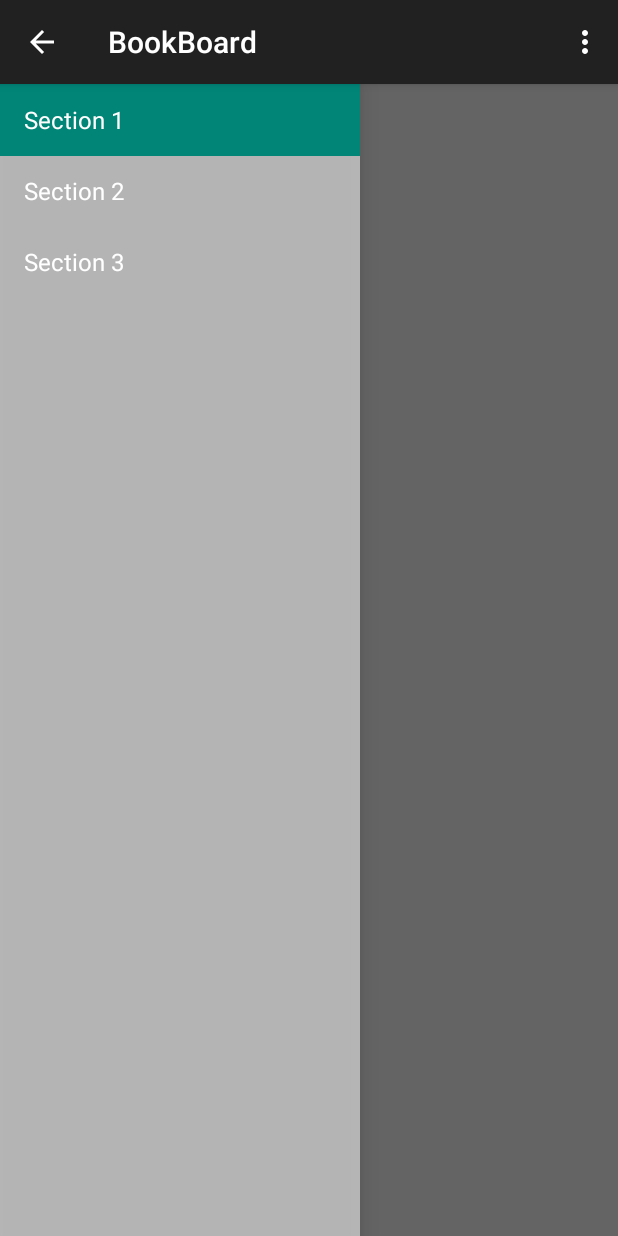
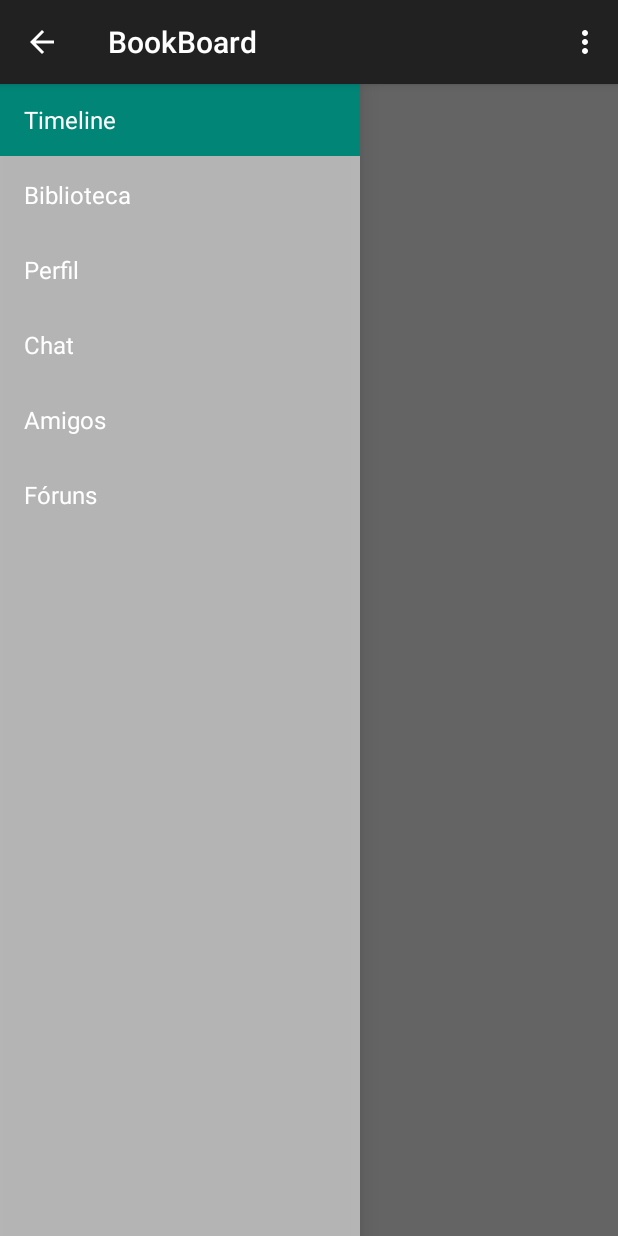
Before and after one commit to francisceioseph/BookBoard, an Android app: the screen it shows after launch (MainActivity), on a phone screen of 412 x 824 dp. Run offline under Robolectric (Android 15) with nearby library versions, the phone set to English and light mode, and no system bars; 2 statements that could not run were skipped.

Commit message:
criação do navbar

```diff
--- a/app/src/main/java/br/edu/ifce/engcomp/psi/bookboard/NavigationDrawerFragment.java
+++ b/app/src/main/java/br/edu/ifce/engcomp/psi/bookboard/NavigationDrawerFragment.java
@@ -89,24 +89,32 @@ public class NavigationDrawerFragment extends Fragment {
     @Override
     public View onCreateView(LayoutInflater inflater, ViewGroup container,
                              Bundle savedInstanceState) {
+
         mDrawerListView = (ListView) inflater.inflate(
                 R.layout.fragment_navigation_drawer, container, false);
+
         mDrawerListView.setOnItemClickListener(new AdapterView.OnItemClickListener() {
             @Override
             public void onItemClick(AdapterView<?> parent, View view, int position, long id) {
                 selectItem(position);
             }
         });
+
         mDrawerListView.setAdapter(new ArrayAdapter<String>(
                 getActionBar().getThemedContext(),
                 android.R.layout.simple_list_item_activated_1,
                 android.R.id.text1,
                 new String[]{
-                        getString(R.string.title_section1),
-                        getString(R.string.title_section2),
-                        getString(R.string.title_section3),
+                        getString(R.string.timeline),
+                        getString(R.string.biblioteca),
+                        getString(R.string.perfil),
+                        getString(R.string.chat),
+                        getString(R.string.amigos),
+                        getString(R.string.foruns)
                 }));
+
         mDrawerListView.setItemChecked(mCurrentSelectedPosition, true);
+
         return mDrawerListView;
     }
 
--- a/app/src/main/res/layout/fragment_main.xml
+++ b/app/src/main/res/layout/fragment_main.xml
@@ -6,7 +6,4 @@
     android:paddingBottom="@dimen/activity_vertical_margin"
     tools:context=".MainActivity$PlaceholderFragment">
 
-    <TextView android:id="@+id/section_label" android:layout_width="wrap_content"
-        android:layout_height="wrap_content" />
-
 </RelativeLayout>
--- a/app/src/main/res/layout/fragment_navigation_drawer.xml
+++ b/app/src/main/res/layout/fragment_navigation_drawer.xml
@@ -1,5 +1,5 @@
 <ListView xmlns:android="http://schemas.android.com/apk/res/android"
     xmlns:tools="http://schemas.android.com/tools" android:layout_width="match_parent"
     android:layout_height="match_parent" android:choiceMode="singleChoice"
-    android:divider="@android:color/transparent" android:dividerHeight="0dp"
+    android:divider="@android:color/transparent" android:dividerHeight="2dp"
     android:background="#cccc" tools:context=".NavigationDrawerFragment" />
--- a/app/src/main/res/values/strings.xml
+++ b/app/src/main/res/values/strings.xml
@@ -2,9 +2,13 @@
 <resources>
 
     <string name="app_name">BookBoard</string>
-    <string name="title_section1">Section 1</string>
-    <string name="title_section2">Section 2</string>
-    <string name="title_section3">Section 3</string>
+    <string name="timeline">Timeline</string>
+    <string name="perfil">Perfil</string>
+    <string name="biblioteca">Biblioteca</string>
+    <string name="chat">Chat</string>
+    <string name="amigos">Amigos</string>
+    <string name="foruns">Fóruns</string>
+
     <string name="navigation_drawer_open">Open navigation drawer</string>
     <string name="navigation_drawer_close">Close navigation drawer</string>
     <string name="action_example">Example action</string>
```
Also changed, not shown: app/src/main/java/br/edu/ifce/engcomp/psi/bookboard/MainActivity.java (+12 -3 lines), 1 other file.
